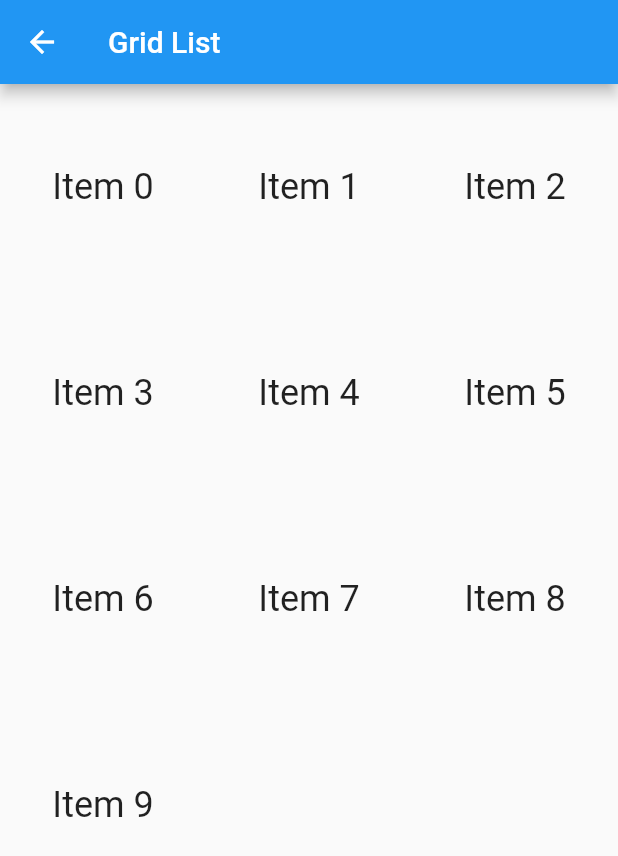
After one commit to Resten1497/Learning_Flutter, a Flutter app: the screen it shows after launch, after a tap on "Go!", on a phone screen of 412 x 824 dp. The commit adds this screen. Shown: the top 856 px of the screen. Run offline on Flutter 3.47's test engine with Material 2 defaults, Android fonts, the phone set to English and light mode, and no system bars.

Commit message:
20191121_2230

```diff
--- /dev/null
+++ b/lib/Page1.dart
@@ -0,0 +1,33 @@
+import 'package:flutter/material.dart';
+
+class Page2 extends StatelessWidget {
+  @override
+  Widget build(BuildContext context) {
+    final title = 'Grid List';
+     return Scaffold(
+        appBar: AppBar(
+          title: Text(title),
+        ),
+        body: GridView.count(
+          // Create a grid with 2 columns. If you change the scrollDirection to
+          // horizontal, this produces 2 rows.
+          crossAxisCount: 3,
+          // Generate 100 widgets that display their index in the List.
+          children: List.generate(10, (index) {
+            return GestureDetector(
+              child: Center(
+                child: Text(
+                  'Item $index',
+                style: Theme.of(context).textTheme.headline,
+              ),
+            ),
+            onTap: () => onTapped(index),
+            );
+          }),
+        ),
+    );
+  }
+  void onTapped(int index){
+
+  }
+}
--- a/lib/main.dart
+++ b/lib/main.dart
@@ -1,20 +1,41 @@
 import 'package:flutter/material.dart';
+import 'Page1.dart';
+void main() => runApp(MaterialApp(
+    home: Page1(),
+  ));
 
-void main() => runApp(MyApp());
-
-class MyApp extends StatelessWidget {
-  @override
+class Page1 extends StatelessWidget {
   Widget build(BuildContext context) {
-    return MaterialApp(
-      title: 'Flutter layout demo',
-      home: Scaffold(
-        appBar: AppBar(
-          title: Text('Flutter layout demo'),
-        ),
-        body: Center(
-          child: Text('Hello World'),
+    return Scaffold(
+      appBar: AppBar(),
+      body: Center(
+        child: RaisedButton(
+          child: Text('Go!'),
+          onPressed: () {
+            Navigator.of(context).push(_createRoute());
+          },
         ),
       ),
     );
   }
 }
+
+Route _createRoute() {
+  return PageRouteBuilder(
+    pageBuilder: (context, animation, secondaryAnimation) => Page2(),
+    transitionsBuilder: (context, animation, secondaryAnimation, child) {
+      var begin = Offset(1.0, 0.0);
+      var end = Offset.zero;
+      var curve = Curves.ease;
+
+      var tween = Tween(begin: begin, end: end).chain(CurveTween(curve: curve));
+      var offsetAnimation = animation.drive(tween);
+
+      return SlideTransition(
+        position: offsetAnimation,
+        child: child,
+      );
+
+    },
+  );
+}
```
